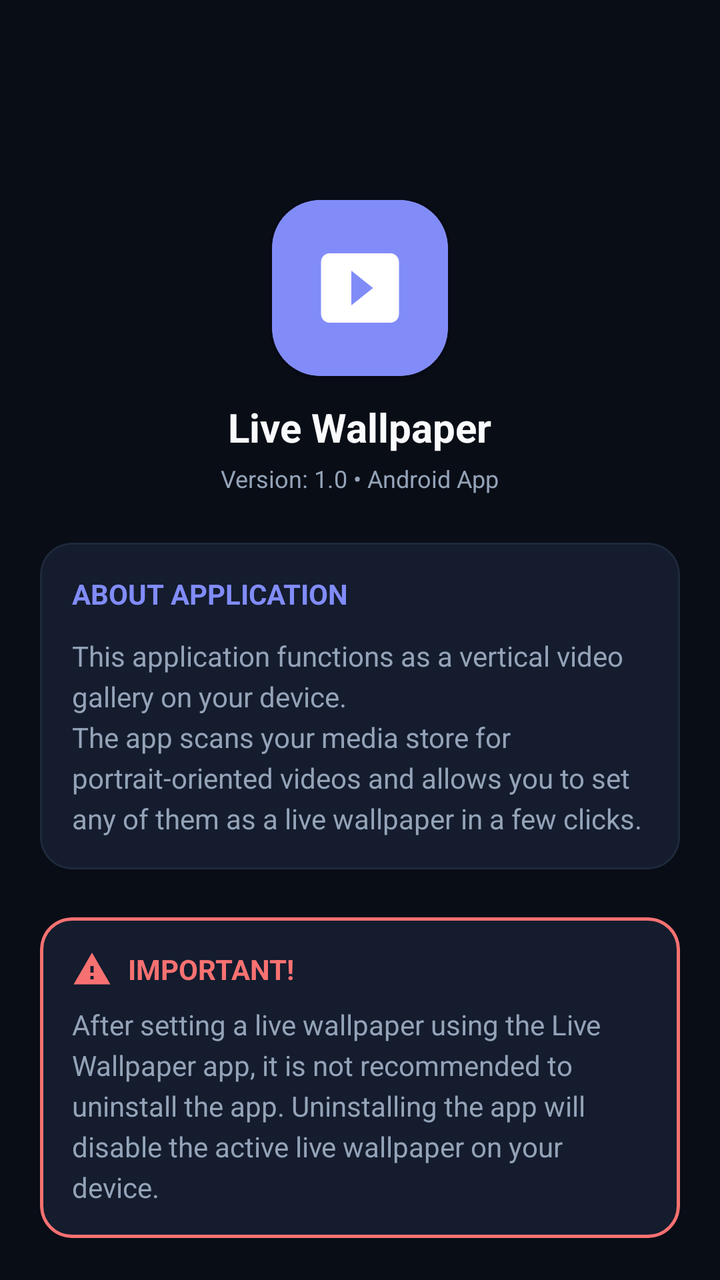
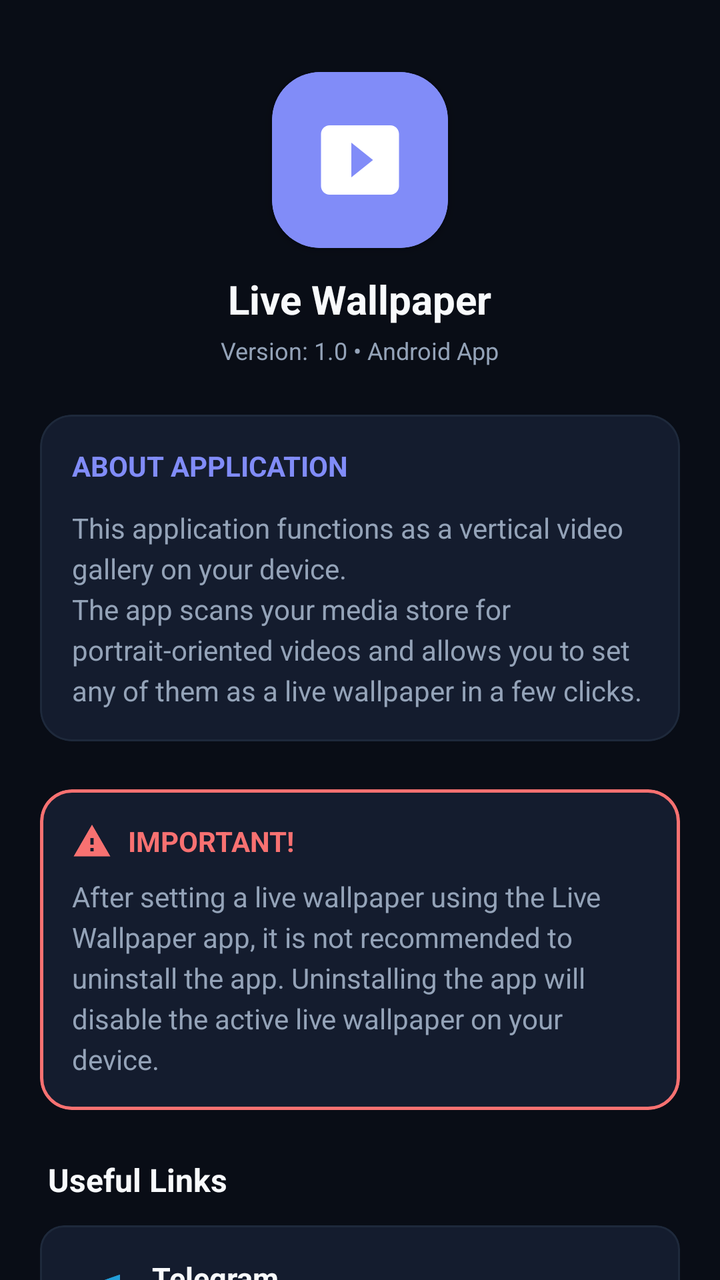

Screens rendered from an Android XML layout before and after an edit, with the pre-edit source and the edit as a unified diff.
<!-- AndroidManifest.xml: application theme Theme.MyApplication -->
<!-- res/layout/fragment_about.xml -->
<?xml version="1.0" encoding="utf-8"?>
<androidx.core.widget.NestedScrollView xmlns:android="http://schemas.android.com/apk/res/android"
    xmlns:app="http://schemas.android.com/apk/res-auto"
    android:layout_width="match_parent"
    android:layout_height="match_parent"
    android:background="@color/colorBackground"
    android:clipToPadding="false"
    android:paddingTop="?attr/actionBarSize"
    android:paddingBottom="84dp">

    <LinearLayout
        android:layout_width="match_parent"
        android:layout_height="wrap_content"
        android:orientation="vertical"
        android:padding="20dp">

        
        <LinearLayout
            android:layout_width="match_parent"
            android:layout_height="wrap_content"
            android:orientation="vertical"
            android:gravity="center"
            android:layout_marginTop="16dp"
            android:layout_marginBottom="24dp">

            <com.google.android.material.card.MaterialCardView
                android:layout_width="88dp"
                android:layout_height="88dp"
                app:cardCornerRadius="24dp"
                app:cardElevation="4dp"
                app:strokeColor="@color/primary"
                app:strokeWidth="2dp"
                app:cardBackgroundColor="@color/primary">

                <ImageView
                    android:layout_width="match_parent"
                    android:layout_height="match_parent"
                    android:src="@drawable/ic_gallery"
                    app:tint="@color/white"
                    android:padding="18dp"/>

            </com.google.android.material.card.MaterialCardView>

            <TextView
                android:layout_width="wrap_content"
                android:layout_height="wrap_content"
                android:layout_marginTop="12dp"
                android:text="@string/about_app_name"
                android:textColor="@color/colorTextPrimary"
                android:textSize="20sp"
                android:textStyle="bold"
                android:gravity="center"/>

            <TextView
                android:layout_width="wrap_content"
                android:layout_height="wrap_content"
                android:layout_marginTop="4dp"
                android:text="@string/app_version"
                android:textColor="@color/colorTextSecondary"
                android:textSize="12sp"
                android:gravity="center"/>

        </LinearLayout>

        
        <com.google.android.material.card.MaterialCardView
            android:layout_width="match_parent"
            android:layout_height="wrap_content"
            android:layout_marginBottom="24dp"
            app:cardCornerRadius="16dp"
            app:strokeColor="@color/colorCardBorder"
            app:strokeWidth="1dp"
            app:cardBackgroundColor="@color/colorSurface">

            <LinearLayout
                android:layout_width="match_parent"
                android:layout_height="wrap_content"
                android:orientation="vertical"
                android:padding="16dp">

                <TextView
                    android:layout_width="wrap_content"
                    android:layout_height="wrap_content"
                    android:text="@string/about_title"
                    android:textColor="@color/primary"
                    android:textSize="14sp"
                    android:textStyle="bold"
                    android:textAllCaps="true"/>

                <TextView
                    android:layout_width="match_parent"
                    android:layout_height="wrap_content"
                    android:layout_marginTop="12dp"
                    android:text="@string/about_description"
                    android:textColor="@color/colorTextSecondary"
                    android:lineSpacingExtra="4dp"
                    android:textSize="14sp"/>

            </LinearLayout>

        </com.google.android.material.card.MaterialCardView>

        
        <com.google.android.material.card.MaterialCardView
            android:layout_width="match_parent"
            android:layout_height="wrap_content"
            android:layout_marginBottom="24dp"
            app:cardCornerRadius="16dp"
            app:strokeColor="@color/warning_red"
            app:strokeWidth="1.5dp"
            app:cardBackgroundColor="@color/colorSurface">

            <LinearLayout
                android:layout_width="match_parent"
                android:layout_height="wrap_content"
                android:orientation="vertical"
                android:padding="16dp">

                <LinearLayout
                    android:layout_width="match_parent"
                    android:layout_height="wrap_content"
                    android:orientation="horizontal"
                    android:gravity="center_vertical"
                    android:layout_marginBottom="8dp">

                    <ImageView
                        android:layout_width="20dp"
                        android:layout_height="20dp"
                        android:src="@drawable/ic_warning"
                        app:tint="@color/warning_red"
                        android:layout_marginEnd="8dp"/>

                    <TextView
                        android:layout_width="wrap_content"
                        android:layout_height="wrap_content"
                        android:text="@string/warning_title"
                        android:textColor="@color/warning_red"
                        android:textSize="14sp"
                        android:textStyle="bold"
                        android:textAllCaps="true"/>

                </LinearLayout>

                <TextView
                    android:layout_width="match_parent"
                    android:layout_height="wrap_content"
                    android:text="@string/warning_description"
                    android:textColor="@color/colorTextSecondary"
                    android:lineSpacingExtra="4dp"
                    android:textSize="14sp"/>

            </LinearLayout>

        </com.google.android.material.card.MaterialCardView>

        
        <TextView
            android:layout_width="wrap_content"
            android:layout_height="wrap_content"
            android:layout_marginBottom="12dp"
            android:text="@string/author_title"
            android:textColor="@color/colorTextPrimary"
            android:textSize="16sp"
            android:textStyle="bold"
            android:layout_marginStart="4dp"/>

        
        <com.google.android.material.card.MaterialCardView
            android:id="@+id/card_telegram"
            android:layout_width="match_parent"
            android:layout_height="wrap_content"
            android:layout_marginBottom="12dp"
            android:clickable="true"
            android:focusable="true"
            app:cardCornerRadius="12dp"
            app:strokeColor="@color/colorCardBorder"
            app:strokeWidth="1dp"
            app:cardBackgroundColor="@color/colorSurface">

            <RelativeLayout
                android:layout_width="match_parent"
                android:layout_height="wrap_content"
                android:padding="16dp">

                <ImageView
                    android:id="@+id/icon_telegram"
                    android:layout_width="24dp"
                    android:layout_height="24dp"
                    android:src="@drawable/ic_telegram"
                    app:tint="#229ED9"
                    android:layout_alignParentStart="true"
                    android:layout_centerVertical="true"/>

                <LinearLayout
                    android:layout_width="wrap_content"
                    android:layout_height="wrap_content"
                    android:orientation="vertical"
                    android:layout_toEndOf="@id/icon_telegram"
                    android:layout_marginStart="16dp"
                    android:layout_centerVertical="true">

                    <TextView
                        android:layout_width="wrap_content"
                        android:layout_height="wrap_content"
                        android:text="Telegram"
                        android:textColor="@color/colorTextPrimary"
                        android:textSize="15sp"
                        android:textStyle="bold"/>

                    <TextView
                        android:layout_width="wrap_content"
                        android:layout_height="wrap_content"
                        android:text="t.me/OFFpolice"
                        android:textColor="@color/colorTextSecondary"
                        android:textSize="12sp"/>

                </LinearLayout>

                <ImageView
                    android:layout_width="20dp"
                    android:layout_height="20dp"
                    android:src="@drawable/ic_link"
                    app:tint="@color/colorTextSecondary"
                    android:layout_alignParentEnd="true"
                    android:layout_centerVertical="true"/>

            </RelativeLayout>

        </com.google.android.material.card.MaterialCardView>

        
        <com.google.android.material.card.MaterialCardView
            android:id="@+id/card_twitter"
            android:layout_width="match_parent"
            android:layout_height="wrap_content"
            android:layout_marginBottom="12dp"
            android:clickable="true"
            android:focusable="true"
            app:cardCornerRadius="12dp"
            app:strokeColor="@color/colorCardBorder"
            app:strokeWidth="1dp"
            app:cardBackgroundColor="@color/colorSurface">

            <RelativeLayout
                android:layout_width="match_parent"
                android:layout_height="wrap_content"
                android:padding="16dp">

                <ImageView
                    android:id="@+id/icon_twitter"
                    android:layout_width="32dp"
                    android:layout_height="32dp"
                    android:src="@drawable/ic_twitter"
                    app:tint="@color/colorTextPrimary"
                    android:layout_alignParentStart="true"
                    android:layout_centerVertical="true"/>

                <LinearLayout
                    android:layout_width="wrap_content"
                    android:layout_height="wrap_content"
                    android:orientation="vertical"
                    android:layout_toEndOf="@id/icon_twitter"
                    android:layout_marginStart="16dp"
                    android:layout_centerVertical="true">

                    <TextView
                        android:layout_width="wrap_content"
                        android:layout_height="wrap_content"
                        android:text="X (Twitter)"
                        android:textColor="@color/colorTextPrimary"
                        android:textSize="15sp"
                        android:textStyle="bold"/>

                    <TextView
                        android:layout_width="wrap_content"
                        android:layout_height="wrap_content"
                        android:text="x.com/OFFpolice2077"
                        android:textColor="@color/colorTextSecondary"
                        android:textSize="12sp"/>

                </LinearLayout>

                <ImageView
                    android:layout_width="20dp"
                    android:layout_height="20dp"
                    android:src="@drawable/ic_link"
                    app:tint="@color/colorTextSecondary"
                    android:layout_alignParentEnd="true"
                    android:layout_centerVertical="true"/>

            </RelativeLayout>

        </com.google.android.material.card.MaterialCardView>

        
        <com.google.android.material.card.MaterialCardView
            android:id="@+id/card_instagram"
            android:layout_width="match_parent"
            android:layout_height="wrap_content"
            android:layout_marginBottom="24dp"
            android:clickable="true"
            android:focusable="true"
            app:cardCornerRadius="12dp"
            app:strokeColor="@color/colorCardBorder"
            app:strokeWidth="1dp"
            app:cardBackgroundColor="@color/colorSurface">

            <RelativeLayout
                android:layout_width="match_parent"
                android:layout_height="wrap_content"
                android:padding="16dp">

                <ImageView
                    android:id="@+id/icon_instagram"
                    android:layout_width="32dp"
                    android:layout_height="32dp"
                    android:src="@drawable/ic_instagram"
                    app:tint="#E1306C"
                    android:layout_alignParentStart="true"
                    android:layout_centerVertical="true"/>

                <LinearLayout
                    android:layout_width="wrap_content"
                    android:layout_height="wrap_content"
                    android:orientation="vertical"
                    android:layout_toEndOf="@id/icon_instagram"
                    android:layout_marginStart="16dp"
                    android:layout_centerVertical="true">

                    <TextView
                        android:layout_width="wrap_content"
                        android:layout_height="wrap_content"
                        android:text="Instagram"
                        android:textColor="@color/colorTextPrimary"
                        android:textSize="15sp"
                        android:textStyle="bold"/>

                    <TextView
                        android:layout_width="wrap_content"
                        android:layout_height="wrap_content"
                        android:text="instagram.com/offpolice2077"
                        android:textColor="@color/colorTextSecondary"
                        android:textSize="12sp"/>

                </LinearLayout>

                <ImageView
                    android:layout_width="20dp"
                    android:layout_height="20dp"
                    android:src="@drawable/ic_link"
                    app:tint="@color/colorTextSecondary"
                    android:layout_alignParentEnd="true"
                    android:layout_centerVertical="true"/>

            </RelativeLayout>

        </com.google.android.material.card.MaterialCardView>

        <TextView
            android:layout_width="match_parent"
            android:layout_height="wrap_content"
            android:text="@string/developer_info"
            android:textColor="@color/colorTextSecondary"
            android:textSize="12sp"
            android:gravity="center"
            android:layout_marginBottom="16dp"/>

    </LinearLayout>

</androidx.core.widget.NestedScrollView>
<!-- resources referenced by this layout -->
<resources>
  <color name="colorBackground">#090D16</color>
  <color name="colorCardBorder">#1E293B</color>
  <color name="colorSurface">#141C2E</color>
  <color name="colorTextPrimary">#F8FAFC</color>
  <color name="colorTextSecondary">#94A3B8</color>
  <color name="primary">#818CF8</color>
  <color name="warning_red">#F87171</color>
  <color name="white">#FFFFFFFF</color>
  <!-- drawable ic_gallery (drawable) -->
  <vector xmlns:android="http://schemas.android.com/apk/res/android"
      android:width="24dp"
      android:height="24dp"
      android:viewportWidth="24"
      android:viewportHeight="24">
      <path
          android:fillColor="#FFFFFFFF"
          android:pathData="M19,4H5C3.9,4,3,4.9,3,6v12c0,1.1,0.9,2,2,2h14c1.1,0,2,-0.9,2,-2V6C21,4.9,20.1,4,19,4z M10,16V8l5,4L10,16z"/>
  </vector>
  <!-- drawable ic_link (drawable) -->
  <vector xmlns:android="http://schemas.android.com/apk/res/android"
      android:width="24dp"
      android:height="24dp"
      android:viewportWidth="24"
      android:viewportHeight="24">
      <path
          android:fillColor="#FFFFFFFF"
          android:pathData="M3.9,12 c0,-1.71 1.39,-3.1 3.1,-3.1 h4 V7 H7 c-2.76,0 -5,2.24 -5,5 s2.24,5 5,5 h4 v-1.9 H7 c-1.71,0 -3.1,-1.39 -3.1,-3.1 z M8,13 h8 v-2 H8 v2 z M17,7 h-4 v1.9 h4 c1.71,0 3.1,1.39 3.1,3.1 s-1.39,3.1 -3.1,3.1 h-4 V17 h4 c2.76,0 5,-2.24 5,-5 s-2.24,-5 -5,-5 z"/>
  </vector>
  <!-- drawable ic_twitter (drawable) -->
  <vector xmlns:android="http://schemas.android.com/apk/res/android"
      android:width="24dp"
      android:height="24dp"
      android:viewportWidth="24"
      android:viewportHeight="24">
      <path
          android:fillColor="#FFFFFFFF"
          android:pathData="M18.24,2.25h3.3l-7.2,8.23 8.47,11.27h-6.63l-5.2,-6.8 -5.94,6.8H1.74l7.7,-8.79L1.24,2.25h6.8l4.7,6.22 5.5,-6.22z M17.08,19.75h1.83L7.08,4.1H5.11l11.97,15.65z"/>
  </vector>
  <!-- drawable ic_warning (drawable) -->
  <vector xmlns:android="http://schemas.android.com/apk/res/android"
      android:width="24dp"
      android:height="24dp"
      android:viewportWidth="24"
      android:viewportHeight="24">
    <path
        android:fillColor="#FFFFFFFF"
        android:pathData="M1,21h22L12,2L1,21z M13,18h-2v-2h2v2z M13,14h-2v-4h2v4z"/>
  </vector>
  <string name="about_app_name">Live Wallpaper</string>
  <string name="about_description">This application functions as a vertical video gallery on your device.\nThe app scans your media store for portrait-oriented videos and allows you to set any of them as a live wallpaper in a few clicks.</string>
  <string name="about_title">About Application</string>
  <string name="app_version">Version: 1.0 • Android App</string>
  <string name="author_title">Useful Links</string>
  <string name="developer_info">Developer: OFFpolice</string>
  <string name="warning_description">After setting a live wallpaper using the Live Wallpaper app, it is not recommended to uninstall the app. Uninstalling the app will disable the active live wallpaper on your device.</string>
  <string name="warning_title">Important!</string>
  <style name="Theme.MyApplication" parent="Theme.Material3.DayNight.NoActionBar">
          
          <item name="colorPrimary">@color/primary</item>
          <item name="colorSecondary">@color/colorSecondary</item>
          <item name="android:colorBackground">@color/colorBackground</item>
          <item name="colorSurface">@color/colorSurface</item>
          <item name="colorSurfaceVariant">@color/colorSurface</item>
          
          
          <item name="colorControlHighlight">@color/ripple_color</item>
  
          
          <item name="android:statusBarColor">@color/colorSurface</item>
          <item name="android:navigationBarColor">@color/colorSurface</item>
          
          
          <item name="android:windowLightStatusBar" tools:targetApi="m">@bool/is_light_theme</item>
          <item name="android:windowLightNavigationBar" tools:targetApi="o_mr1">@bool/is_light_theme</item>
      </style>
  <color name="colorSecondary">#34D399</color>
  <color name="ripple_color">#3038BDF8</color>
  <!-- unchanged entries left out for length: 2 -->
</resources>

<!-- the commit's change to res/layout/fragment_about.xml (unified diff, before → after) -->
@@ -5,8 +5,7 @@
     android:layout_height="match_parent"
     android:background="@color/colorBackground"
     android:clipToPadding="false"
-    android:paddingTop="?attr/actionBarSize"
-    android:paddingBottom="84dp">
+    android:paddingBottom="96dp">
 
     <LinearLayout
         android:layout_width="match_parent"
<!-- resource entries referenced after the edit -->
@@ -68,12 +68,12 @@
           <item name="colorControlHighlight">@color/ripple_color</item>
   
           
-          <item name="android:statusBarColor">@color/colorSurface</item>
-          <item name="android:navigationBarColor">@color/colorSurface</item>
+          <item name="android:statusBarColor">@android:color/transparent</item>
+          <item name="android:navigationBarColor">@android:color/transparent</item>
           
           
-          <item name="android:windowLightStatusBar" tools:targetApi="m">@bool/is_light_theme</item>
-          <item name="android:windowLightNavigationBar" tools:targetApi="o_mr1">@bool/is_light_theme</item>
+          <item name="android:windowLightStatusBar" tools:targetApi="m">false</item>
+          <item name="android:windowLightNavigationBar" tools:targetApi="o_mr1">false</item>
       </style>
   <color name="colorSecondary">#34D399</color>
   <color name="ripple_color">#3038BDF8</color>
